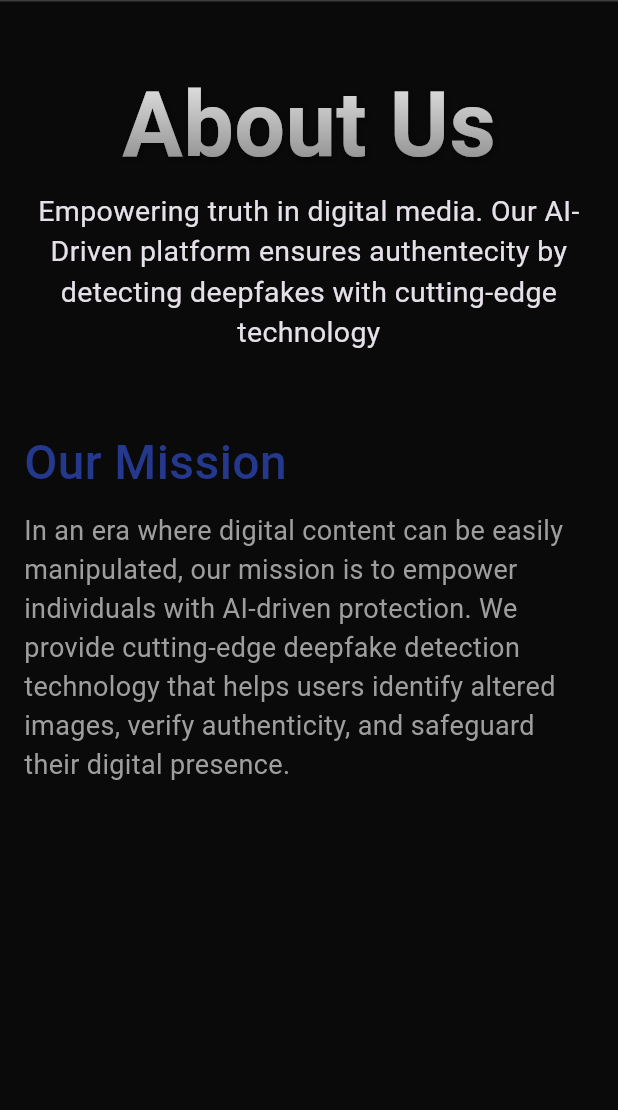
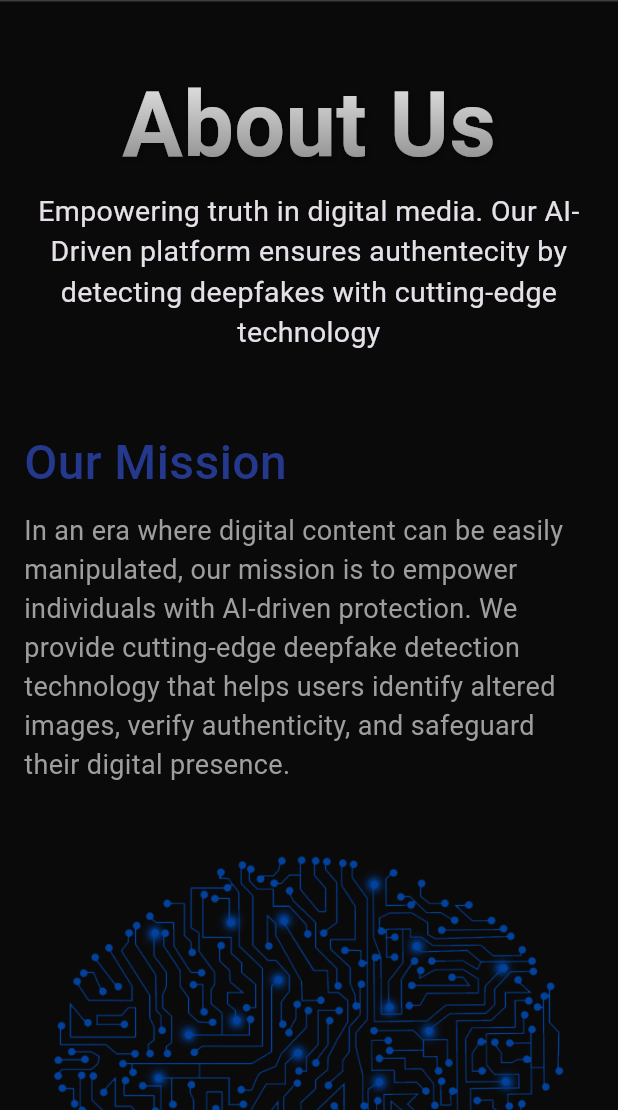
Before and after one commit to Kubbany/real_eye, a Flutter app: the screen it shows after launch, on a phone screen of 412 x 824 dp, the part 126-1236 px from its top. Run offline on Flutter 3.47's test engine with Material 3 defaults, Android fonts, the phone set to English and light mode, and no system bars; our stand-ins replace connectivity_plus, go_router.

Commit message:
floating image done

```diff
--- a/lib/Features/about/presentation/widgets/about_us_view_body.dart
+++ b/lib/Features/about/presentation/widgets/about_us_view_body.dart
@@ -1,6 +1,8 @@
 import 'package:flutter/material.dart';
 import 'package:real_eye/Features/about/presentation/widgets/about_us_section.dart';
+import 'package:real_eye/Features/about/presentation/widgets/floating_image.dart';
 import 'package:real_eye/Features/about/presentation/widgets/our_mission_section.dart';
+import 'package:real_eye/core/utils/app_images.dart';
 import 'package:real_eye/core/widgets/custom_app_bar.dart';
 
 class AboutUsViewBody extends StatelessWidget {
@@ -20,6 +22,11 @@ class AboutUsViewBody extends StatelessWidget {
               SliverToBoxAdapter(
                 child: OurMissionSection(),
               ),
+              SliverToBoxAdapter(
+                child: FloatingImage(
+                  child: Assets.imagesNeural,
+                ),
+              ),
             ],
           ),
         ),
--- /dev/null
+++ b/lib/Features/about/presentation/widgets/floating_image.dart
@@ -0,0 +1,68 @@
+import 'package:flutter/material.dart';
+
+class FloatingImage extends StatefulWidget {
+  final String child;
+  final double floatRange;
+  final Duration duration;
+
+  const FloatingImage({
+    super.key,
+    required this.child,
+    this.floatRange = 10.0,
+    this.duration = const Duration(seconds: 3),
+  });
+
+  @override
+  State<FloatingImage> createState() => _FloatingImageState();
+}
+
+class _FloatingImageState extends State<FloatingImage> with SingleTickerProviderStateMixin {
+  late AnimationController _controller;
+  late Animation<Offset> _offsetAnimation;
+  late Animation<double> _opacityAnimation;
+
+  @override
+  void initState() {
+    super.initState();
+    _controller = AnimationController(
+      vsync: this,
+      duration: widget.duration,
+    )..repeat(reverse: true);
+
+    _offsetAnimation = Tween<Offset>(
+      begin: Offset.zero,
+      end: Offset(0, -widget.floatRange / 100),
+    ).animate(CurvedAnimation(
+      parent: _controller,
+      curve: Curves.easeInOut,
+    ));
+
+    _opacityAnimation = Tween<double>(
+      begin: 1.0,
+      end: 0.5, // Slight fade when floating up
+    ).animate(CurvedAnimation(
+      parent: _controller,
+      curve: Curves.easeInOut,
+    ));
+  }
+
+  @override
+  Widget build(BuildContext context) {
+    return SlideTransition(
+      position: _offsetAnimation,
+      child: FadeTransition(
+        opacity: _opacityAnimation,
+        child: Padding(
+          padding: const EdgeInsets.symmetric(vertical: 40),
+          child: Image.asset(widget.child),
+        ),
+      ),
+    );
+  }
+
+  @override
+  void dispose() {
+    _controller.dispose();
+    super.dispose();
+  }
+}
```
